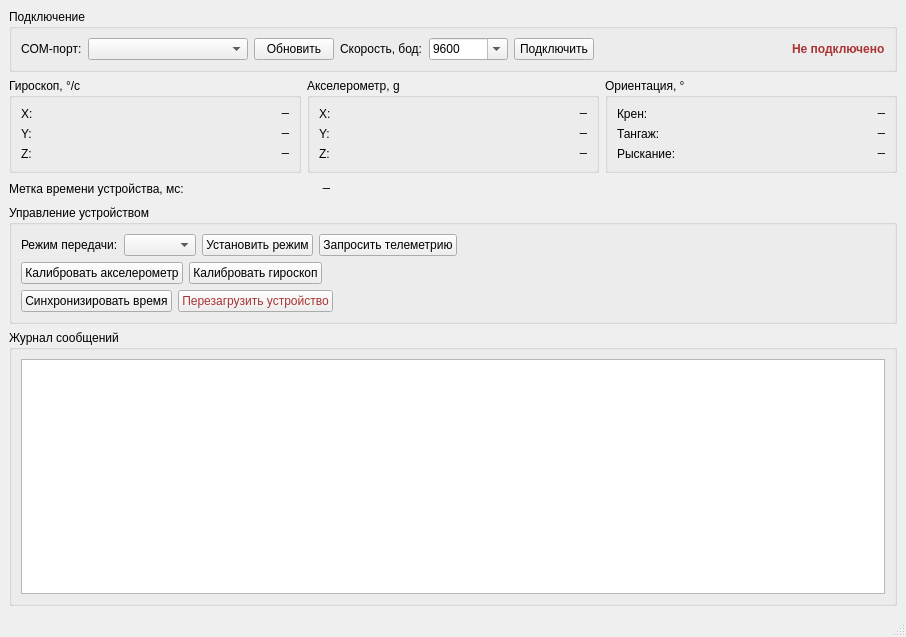
The window that mainwindow.ui (bolshoydrug1/IMU_tester) describes before a commit, drawn with Qt 5.
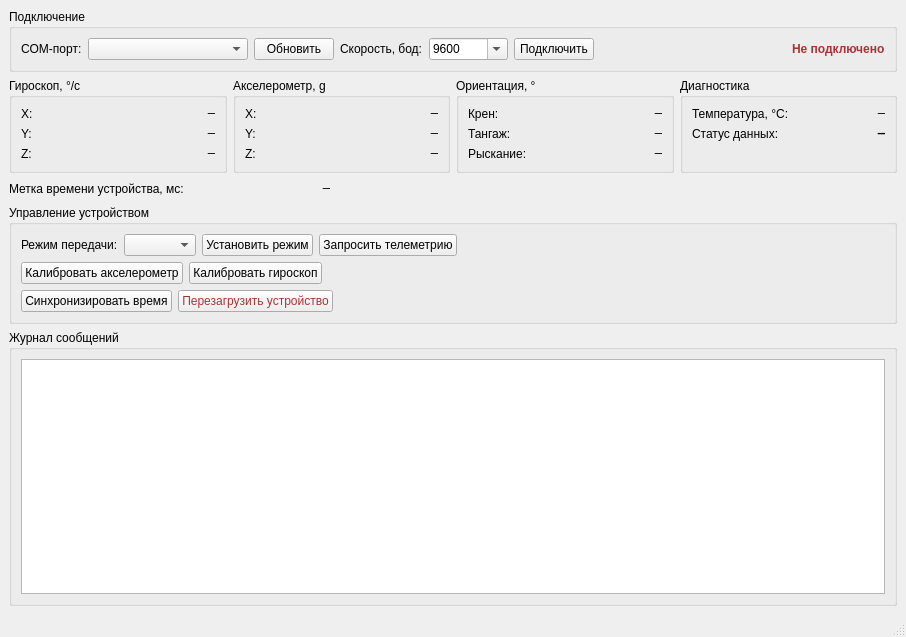
The same window after the commit.

Patch:
```diff
--- a/mainwindow.ui
+++ b/mainwindow.ui
@@ -405,6 +405,67 @@
         </layout>
        </widget>
       </item>
+      <item>
+       <widget class="QGroupBox" name="diagnosticsBox">
+        <property name="title">
+         <string>Диагностика</string>
+        </property>
+        <layout class="QFormLayout" name="diagnosticsForm">
+         <item row="0" column="0">
+          <widget class="QLabel" name="labelTemperature">
+           <property name="text">
+            <string>Температура, °C:</string>
+           </property>
+          </widget>
+         </item>
+         <item row="0" column="1">
+          <widget class="QLabel" name="temperatureValue">
+           <property name="minimumSize">
+            <size>
+             <width>90</width>
+             <height>0</height>
+            </size>
+           </property>
+           <property name="styleSheet">
+            <string notr="true">font-family: monospace;</string>
+           </property>
+           <property name="text">
+            <string>—</string>
+           </property>
+           <property name="alignment">
+            <set>Qt::AlignRight|Qt::AlignTrailing|Qt::AlignVCenter</set>
+           </property>
+          </widget>
+         </item>
+         <item row="1" column="0">
+          <widget class="QLabel" name="labelTelemetryStatus">
+           <property name="text">
+            <string>Статус данных:</string>
+           </property>
+          </widget>
+         </item>
+         <item row="1" column="1">
+          <widget class="QLabel" name="telemetryStatusValue">
+           <property name="minimumSize">
+            <size>
+             <width>90</width>
+             <height>0</height>
+            </size>
+           </property>
+           <property name="styleSheet">
+            <string notr="true">font-family: monospace; font-weight: bold;</string>
+           </property>
+           <property name="text">
+            <string>—</string>
+           </property>
+           <property name="alignment">
+            <set>Qt::AlignRight|Qt::AlignTrailing|Qt::AlignVCenter</set>
+           </property>
+          </widget>
+         </item>
+        </layout>
+       </widget>
+      </item>
      </layout>
     </item>
     <item row="2" column="0">
```
